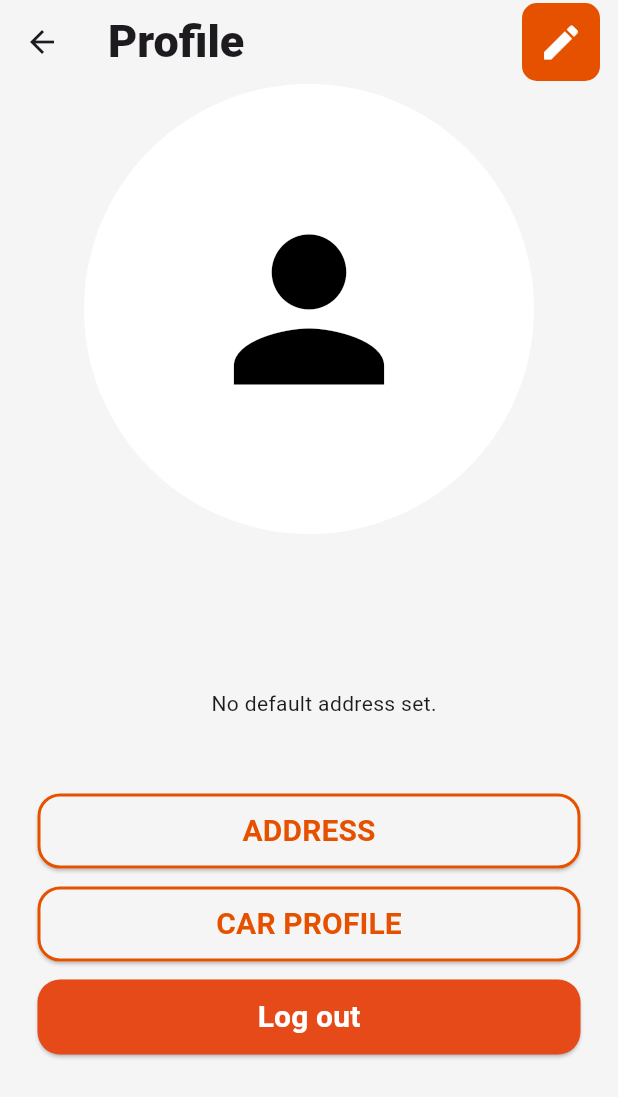
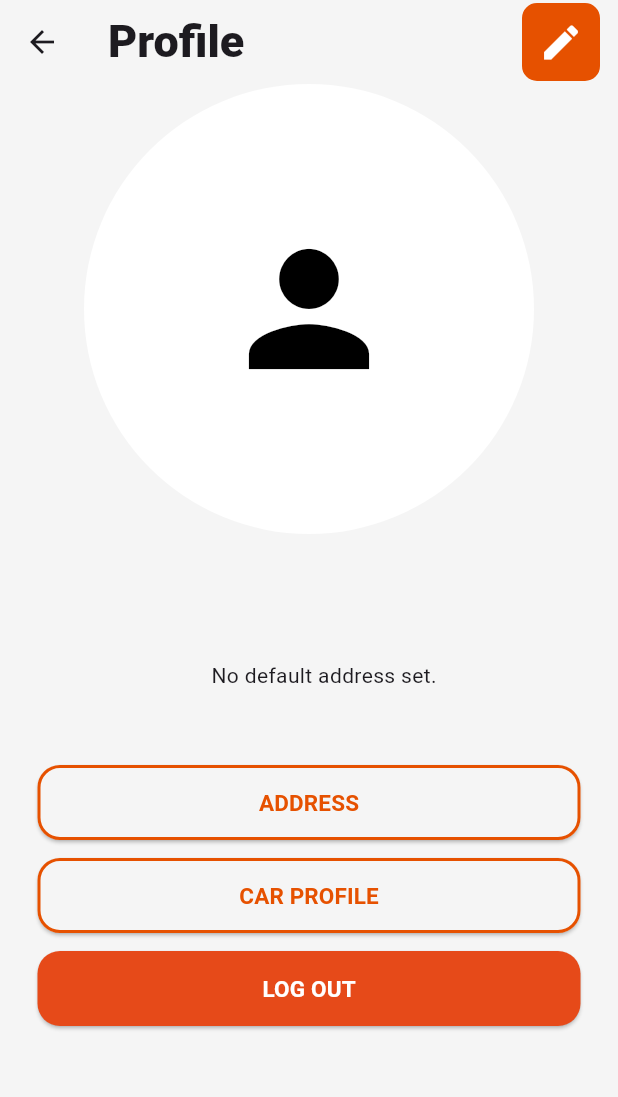
Before and after one commit to TechPyllars2024/AutoCareCarOwners, a Flutter app: the CarOwnerProfile screen opened directly, on a phone screen of 412 x 824 dp. Shown: the top 1097 px of the screen. Run offline on Flutter 3.47's test engine with Material 3 defaults, Android fonts, the phone set to English and light mode, and no system bars; our stand-ins replace cloud_firestore, curved_navigation_bar, firebase_auth, firebase_core, firebase_storage, flutter_animate and 4 more; missing offline and left inert: flutter_pannable_rating_bar; accounts and stored records are empty.

Commit message:
update: adjust font

```diff
--- a/lib/ProfileManagement/screens/car_owner_profile.dart
+++ b/lib/ProfileManagement/screens/car_owner_profile.dart
@@ -103,7 +103,7 @@ class _CarOwnerProfileState extends State<CarOwnerProfile> {
                     ? NetworkImage(profile!.profileImage)
                     : null,
                 child: profile?.profileImage.isEmpty == true
-                    ? const Icon(Icons.person, size: 150, color: Colors.black)
+                    ? const Icon(Icons.person, size: 120, color: Colors.black)
                     : null,
               ),
             ),
@@ -115,7 +115,7 @@ class _CarOwnerProfileState extends State<CarOwnerProfile> {
                     child: Text(
                       profile?.name ?? 'No available Name',
                       style:  TextStyle(
-                        fontSize: 40,
+                        fontSize: 30,
                         fontWeight: FontWeight.bold,
                         color: Colors.black,
                       ),
@@ -129,7 +129,7 @@ class _CarOwnerProfileState extends State<CarOwnerProfile> {
                 Text(
                   userEmail ?? 'No available Email',
                   style:  TextStyle(
-                    fontSize: 18,
+                    fontSize: 15,
                     color: Colors.black45,
                   ),
 
@@ -211,7 +211,7 @@ class _CarOwnerProfileState extends State<CarOwnerProfile> {
                       style: TextStyle(
                         fontWeight: FontWeight.bold,
                         color: Colors.orange.shade900, // Orange text when not pressed
-                        fontSize: 20,
+                        fontSize: 15,
                       ),
                     ),
                   ),
@@ -249,7 +249,7 @@ class _CarOwnerProfileState extends State<CarOwnerProfile> {
                         style: TextStyle(
                             fontWeight: FontWeight.bold,
                             color: Colors.orange.shade900,
-                            fontSize: 20)),
+                            fontSize: 15)),
                   ),
                 ),
 
@@ -267,11 +267,11 @@ class _CarOwnerProfileState extends State<CarOwnerProfile> {
                     onPressed: () {
                       //logout
                     },
-                    child: const Text('Log out',
+                    child: const Text('LOG OUT',
                         style: TextStyle(
                             fontWeight: FontWeight.bold,
                             color: Colors.white,
-                            fontSize: 20)),
+                            fontSize: 15)),
                   ),
                 ),
               ],
```
